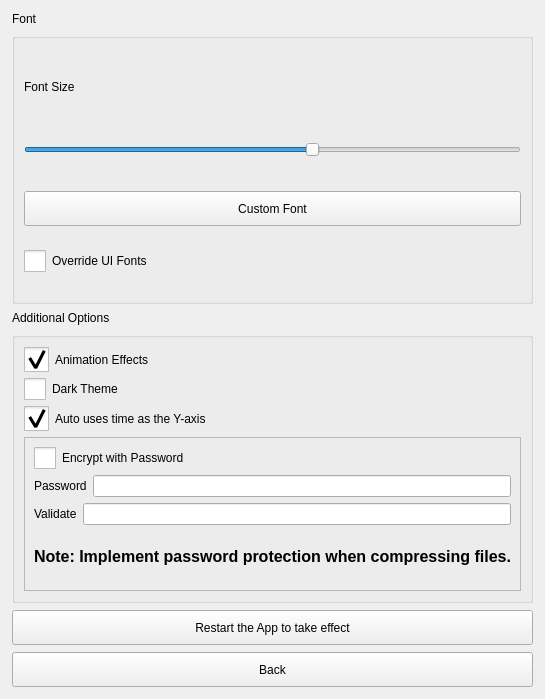
The window that src/Preferences.ui (ic005k/Knot-Legacy) describes before a commit, drawn with Qt 5.
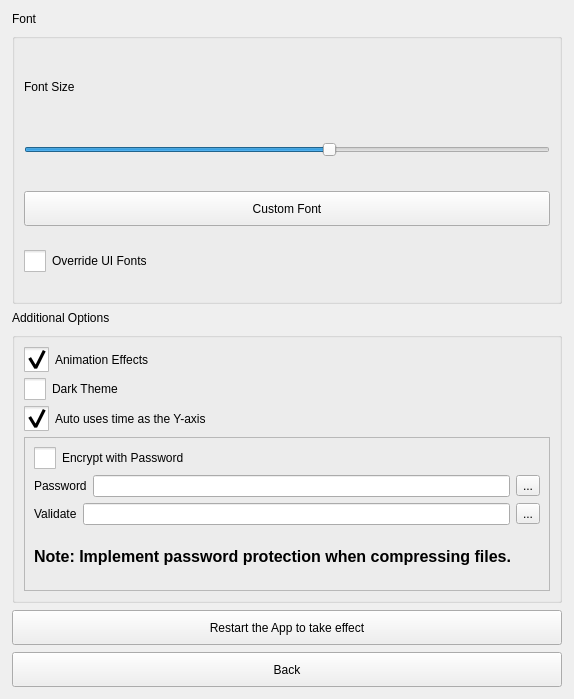
The same window after the commit. Icons and pictures are not drawn.

What changed in the file:
```diff
--- a/src/Preferences.ui
+++ b/src/Preferences.ui
@@ -6,7 +6,7 @@
    <rect>
     <x>0</x>
     <y>0</y>
-    <width>417</width>
+    <width>574</width>
     <height>699</height>
    </rect>
   </property>
@@ -263,6 +263,13 @@
            <item>
             <widget class="QLineEdit" name="editPassword"/>
            </item>
+           <item>
+            <widget class="QToolButton" name="btnShowPassword">
+             <property name="text">
+              <string>...</string>
+             </property>
+            </widget>
+           </item>
           </layout>
          </item>
          <item>
@@ -277,6 +284,13 @@
            <item>
             <widget class="QLineEdit" name="editValidate"/>
            </item>
+           <item>
+            <widget class="QToolButton" name="btnShowValidate">
+             <property name="text">
+              <string>...</string>
+             </property>
+            </widget>
+           </item>
           </layout>
          </item>
          <item>
```
